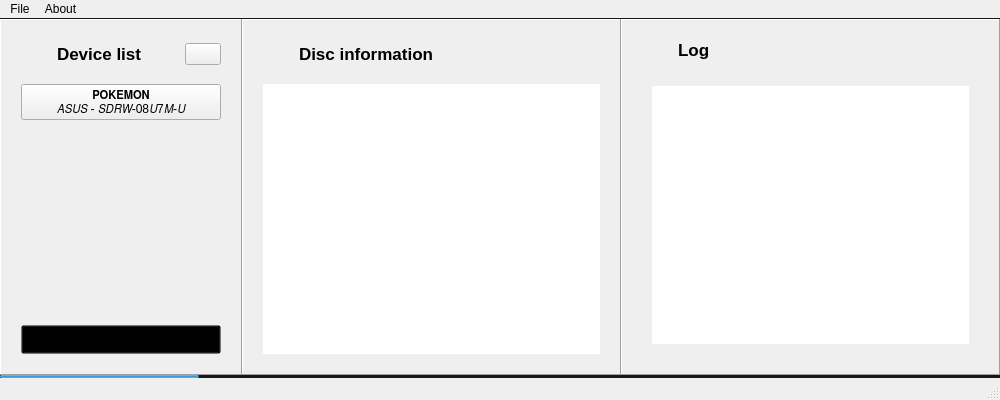
rlaphoenix/Slipstream, file pslipstream/static/form.ui: the form before one commit.
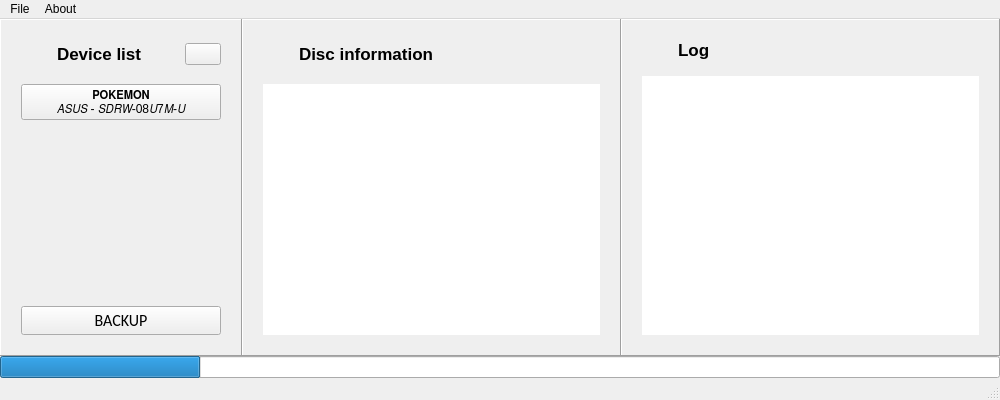
The form after the commit. Icons and pictures are not drawn.

Commit message: ui: Move some QSS from form.ui to style.qss

```diff
--- a/pslipstream/static/form.ui
+++ b/pslipstream/static/form.ui
@@ -165,7 +165,7 @@
               <x>0</x>
               <y>0</y>
               <width>200</width>
-              <height>223</height>
+              <height>205</height>
              </rect>
             </property>
             <layout class="QVBoxLayout" name="verticalLayout_3">
@@ -220,21 +220,6 @@
              <stylestrategy>PreferDefault</stylestrategy>
             </font>
            </property>
-           <property name="styleSheet">
-            <string notr="true">QPushButton {
-	text-align: center;
-}
-QPushButton:!hover {
-	background-color: transparent;
-}
-QPushButton:hover:!pressed {
-	background-color: rgb(0, 105, 192);
-}
-QPushButton:hover:pressed {
-	background-color: rgb(30, 135, 222);
-}
-</string>
-           </property>
            <property name="text">
             <string>BACKUP</string>
            </property>
@@ -334,9 +319,6 @@
              <verstretch>0</verstretch>
             </sizepolicy>
            </property>
-           <property name="styleSheet">
-            <string notr="true"/>
-           </property>
            <property name="frameShape">
             <enum>QFrame::NoFrame</enum>
            </property>
@@ -451,9 +433,6 @@
              <bold>true</bold>
             </font>
            </property>
-           <property name="styleSheet">
-            <string notr="true">padding: 10px;</string>
-           </property>
            <property name="frameShape">
             <enum>QFrame::NoFrame</enum>
            </property>
@@ -476,12 +455,6 @@
     </item>
     <item>
      <widget class="QProgressBar" name="progressBar">
-      <property name="styleSheet">
-       <string notr="true">margin: -1px -1px -1px -1px;
-border: none;
-background-color: rgb(24, 24, 24);
-max-height: 5px;</string>
-      </property>
       <property name="value">
        <number>20</number>
       </property>
@@ -502,9 +475,6 @@
      <height>21</height>
     </rect>
    </property>
-   <property name="styleSheet">
-    <string notr="true">border-bottom: 1px solid rgb(24, 24, 24);</string>
-   </property>
    <widget class="QMenu" name="menuFile">
     <property name="title">
      <string>File</string>
```
The commit also changes 1 other file.
